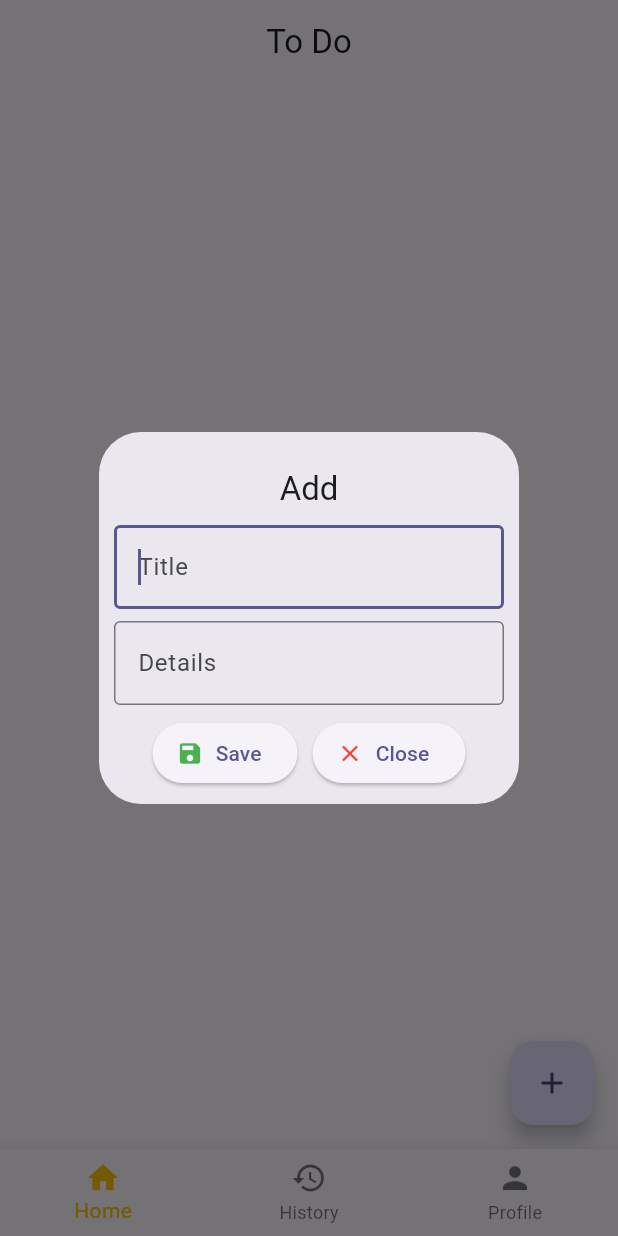
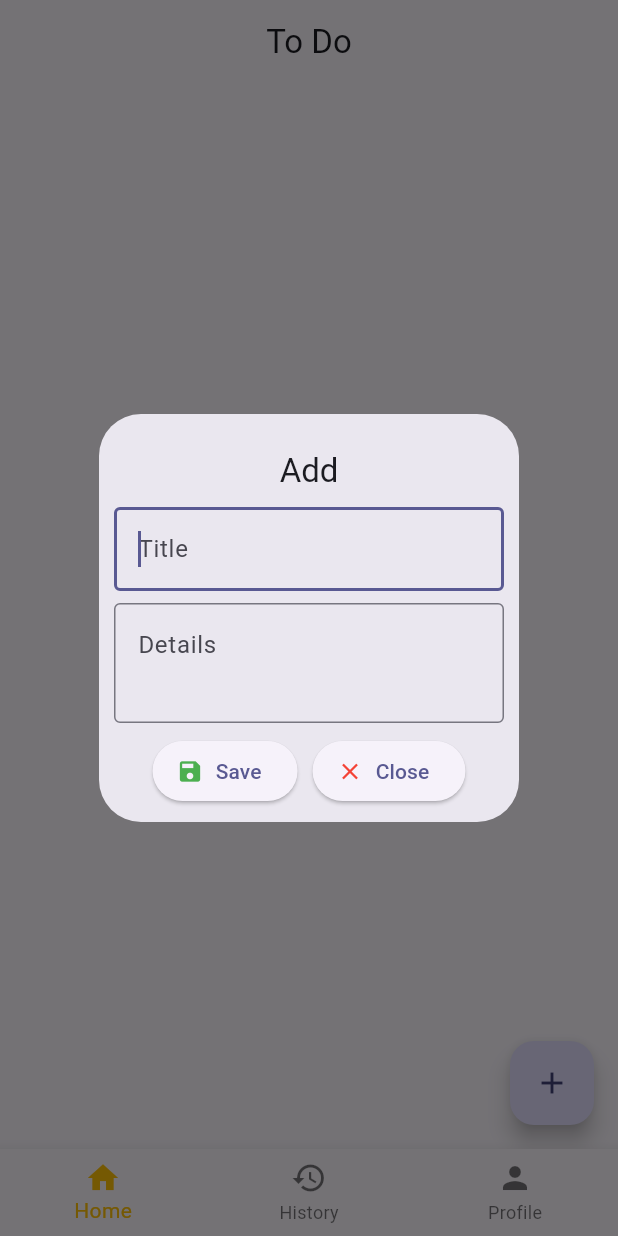
Before and after one commit to know120/todo, a Flutter app: the screen it shows after launch, after a tap on the "add" icon, on a phone screen of 412 x 824 dp. Run offline on Flutter 3.47's test engine with Material 3 defaults, Android fonts, the phone set to English and light mode, and no system bars.

Commit message:
edit button color change

```diff
--- a/lib/widgets/todo_card.dart
+++ b/lib/widgets/todo_card.dart
@@ -55,7 +55,7 @@ class TodoCard extends StatelessWidget {
                   IconButton(
                     onPressed: () => edit(),
                     icon: const Icon(Icons.edit),
-                    color: Colors.grey,
+                    color: Colors.grey[800],
                     tooltip: 'Edit',
                   ),
                   todo.isDone == 1
--- a/lib/widgets/todo_dialog.dart
+++ b/lib/widgets/todo_dialog.dart
@@ -28,6 +28,8 @@ class TodoDialog extends StatelessWidget {
         ),
         const SizedBox(height: 8.0),
         TextFormField(
+          minLines: 2,
+          maxLines: 4,
           controller: secondController,
           decoration: const InputDecoration(
             border: OutlineInputBorder(),
```
